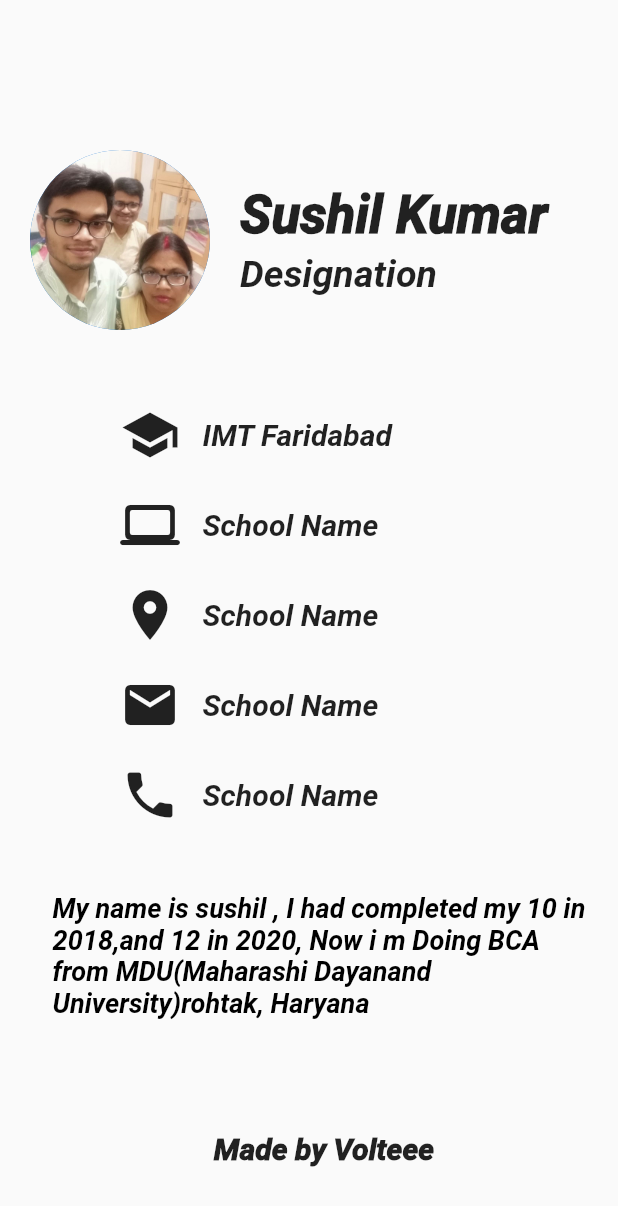
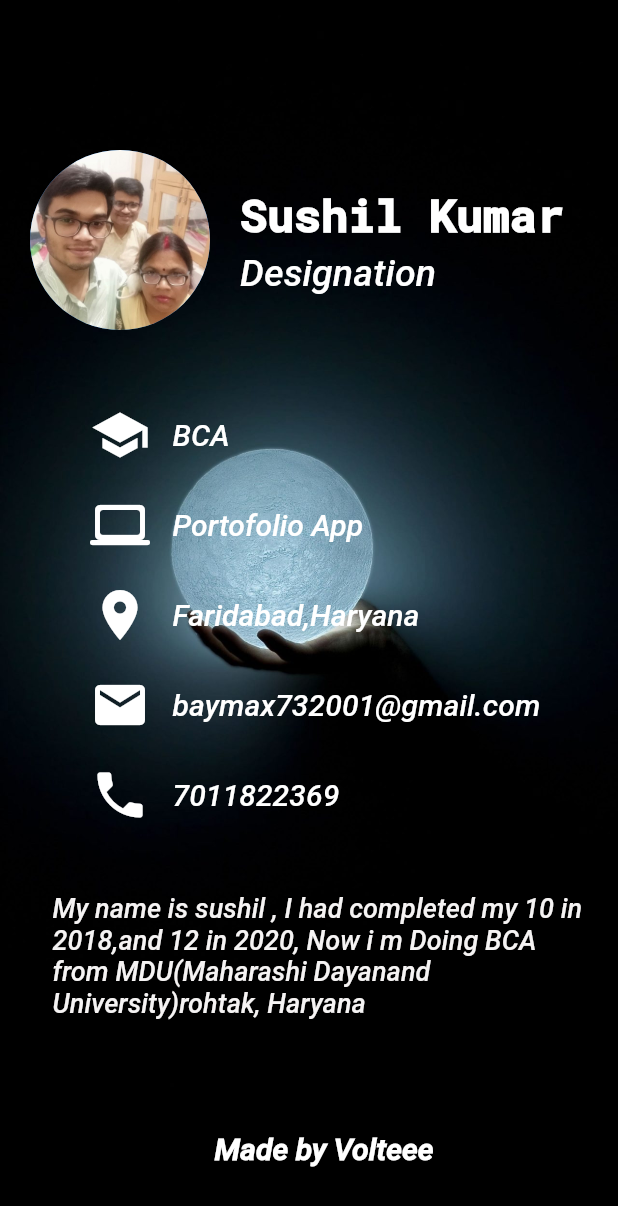
Before and after one commit to voltzylex/My-Portofolio, a Flutter app: the screen it shows after launch, on a phone screen of 412 x 824 dp. Shown: the top 1206 px of the screen. Run offline on Flutter 3.47's test engine with Material 2 defaults, Android fonts, the phone set to English and light mode, and no system bars; Roboto replaces fonts that are missing (fonts/Roboto-BoldItalic.tff).

Commit message:
Final Day completed

```diff
--- a/lib/main.dart
+++ b/lib/main.dart
@@ -13,7 +13,13 @@ class Home extends StatelessWidget {
   @override
   Widget build(BuildContext context) {
     return Scaffold(
-      body: Padding(
+      body: Container(
+        decoration: const BoxDecoration(
+            image: DecorationImage(
+          image: AssetImage("assets/images/background.jpg"),
+          fit: BoxFit.cover,
+        )),
+        child: Padding(
           padding: const EdgeInsets.only(
             top: 100.0,
             left: 20.0,
@@ -35,9 +41,10 @@ class Home extends StatelessWidget {
                       Text(
                         "Sushil Kumar",
                         style: TextStyle(
-                          fontSize: 35.0,
+                            color: Colors.white,
+                            fontSize: 30.0,
                             fontWeight: FontWeight.w900,
-                          fontFamily: "fonts/Roboto-BoldItalic.tff"),
+                            fontFamily: "Variable"),
                       ),
                       //sized box used as a padding alternative
                       SizedBox(
@@ -45,7 +52,10 @@ class Home extends StatelessWidget {
                       ),
                       Text(
                         "Designation",
-                      style: TextStyle(fontSize: 25),
+                        style: TextStyle(
+                          fontSize: 25,
+                          color: Colors.white,
+                        ),
                       ),
                     ],
                   ),
@@ -55,7 +65,7 @@ class Home extends StatelessWidget {
                 height: 30,
               ),
               Padding(
-              padding: const EdgeInsets.only(left: 60),
+                padding: const EdgeInsets.only(left: 40),
                 child: Column(
                   children: [
                     Padding(
@@ -64,14 +74,18 @@ class Home extends StatelessWidget {
                         children: const [
                           Icon(
                             Icons.school,
+                            color: Colors.white,
                             size: 40,
                           ),
                           SizedBox(
                             width: 15,
                           ),
                           Text(
-                          "IMT Faridabad",
-                          style: TextStyle(fontSize: 20),
+                            "BCA",
+                            style: TextStyle(
+                              fontSize: 20,
+                              color: Colors.white,
+                            ),
                           ),
                         ],
                       ),
@@ -82,14 +96,18 @@ class Home extends StatelessWidget {
                         children: const [
                           Icon(
                             Icons.computer_rounded,
+                            color: Colors.white,
                             size: 40,
                           ),
                           SizedBox(
                             width: 15,
                           ),
                           Text(
-                          "School Name",
-                          style: TextStyle(fontSize: 20),
+                            "Portofolio App",
+                            style: TextStyle(
+                              fontSize: 20,
+                              color: Colors.white,
+                            ),
                           ),
                         ],
                       ),
@@ -100,14 +118,18 @@ class Home extends StatelessWidget {
                         children: const [
                           Icon(
                             Icons.location_on,
+                            color: Colors.white,
                             size: 40,
                           ),
                           SizedBox(
                             width: 15,
                           ),
                           Text(
-                          "School Name",
-                          style: TextStyle(fontSize: 20),
+                            "Faridabad,Haryana",
+                            style: TextStyle(
+                              fontSize: 20,
+                              color: Colors.white,
+                            ),
                           ),
                         ],
                       ),
@@ -118,14 +140,18 @@ class Home extends StatelessWidget {
                         children: const [
                           Icon(
                             Icons.mail,
+                            color: Colors.white,
                             size: 40,
                           ),
                           SizedBox(
                             width: 15,
                           ),
                           Text(
-                          "School Name",
-                          style: TextStyle(fontSize: 20),
+                            "baymax732001@gmail.com",
+                            style: TextStyle(
+                              fontSize: 20,
+                              color: Colors.white,
+                            ),
                           ),
                         ],
                       ),
@@ -136,14 +162,18 @@ class Home extends StatelessWidget {
                         children: const [
                           Icon(
                             Icons.phone,
+                            color: Colors.white,
                             size: 40,
                           ),
                           SizedBox(
                             width: 15,
                           ),
                           Text(
-                          "School Name",
-                          style: TextStyle(fontSize: 20),
+                            "7011822369",
+                            style: TextStyle(
+                              fontSize: 20,
+                              color: Colors.white,
+                            ),
                           ),
                         ],
                       ),
@@ -160,8 +190,9 @@ class Home extends StatelessWidget {
                   "My name is sushil , I had completed my 10 in 2018,and 12 in 2020, Now i m Doing BCA from MDU(Maharashi Dayanand University)rohtak, Haryana",
                   style: TextStyle(
                       fontSize: 18,
-                    color: Color.fromARGB(255, 0, 0, 0),
-                    fontWeight: FontWeight.normal),
+                      color: Color.fromARGB(255, 245, 243, 243),
+                      // fontWeight: FontWeight.normal,
+                      fontFamily: "Roboto"),
                 ),
               ),
               const SizedBox(
@@ -169,9 +200,14 @@ class Home extends StatelessWidget {
               ),
               const Text(
                 "Made by Volteee",
-              style: TextStyle(fontSize: 20, fontWeight: FontWeight.w900),
+                style: TextStyle(
+                  fontSize: 20,
+                  fontWeight: FontWeight.w900,
+                  color: Colors.white,
+                ),
               ),
             ],
+          ),
         ),
       ),
     );
```
Also changed, not shown: pubspec.yaml (+5 -2 lines), assets/icons/portofolio.png (added), assets/images/background.jpg (added), fonts/RobotoMono-VariableFont_wght.ttf (added), 17 other files. Lines whose indentation alone changed are shown as unchanged.
